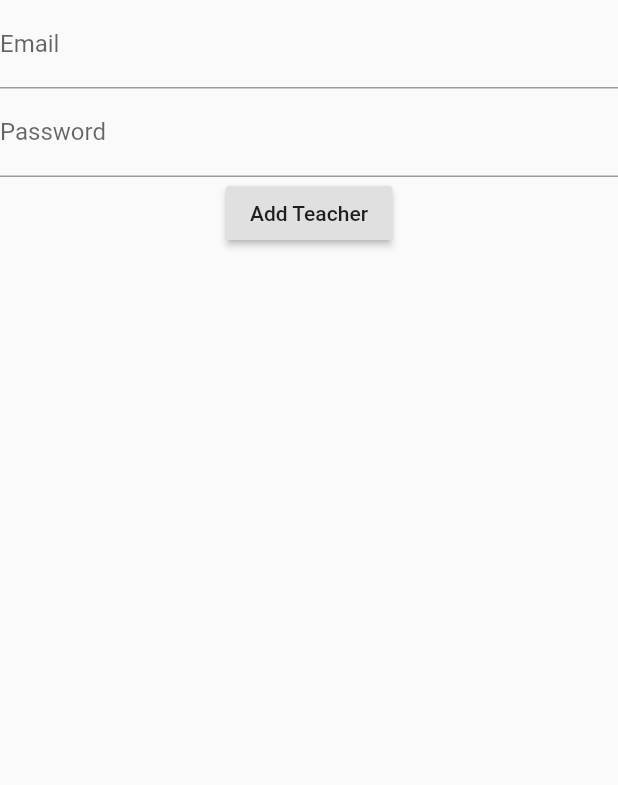
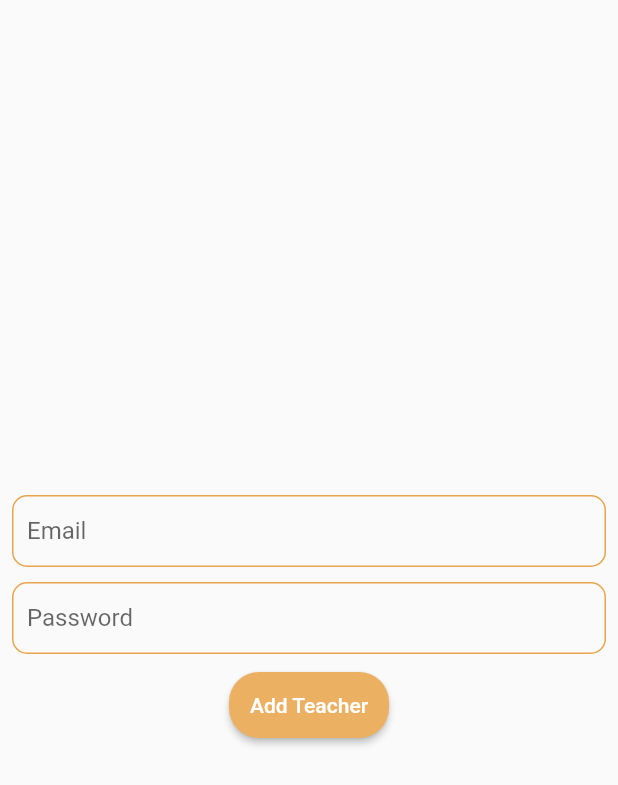
Before and after one commit to codersanket/CupAdmin, a Flutter app: the AdminHome screen opened directly, after a tap on "Creat Users", on a phone screen of 412 x 824 dp. Shown: the top 785 px of the screen. Run offline on Flutter 3.47's test engine with Material 2 defaults, Android fonts, the phone set to English and light mode, and no system bars; our stand-ins replace cloud_firestore, file_picker, firebase_auth, firebase_core, firebase_storage; missing offline and left inert: syncfusion_flutter_pdfviewer; accounts and stored records are empty.

Commit message:
redesigned new screens

```diff
--- /dev/null
+++ b/lib/Screens/Admin/addButtons.dart
@@ -0,0 +1,26 @@
+import 'package:flutter/material.dart';
+import 'package:cupadmin/Screens/Admin/add.dart';
+
+class AddButtons extends StatelessWidget {
+  final String labelText;
+  final String addText;
+
+  AddButtons(this.labelText,this.addText);
+  @override
+  Widget build(BuildContext context) {
+    return Container(
+                 height: MediaQuery.of(context).size.height * 0.07,
+                width: double.infinity,
+                child: RaisedButton(
+                  color: Color(0XFFecb063),
+                 shape: RoundedRectangleBorder(
+                    borderRadius: BorderRadius.circular(10)),
+                  onPressed: () {
+                    Navigator.of(context).push(MaterialPageRoute(
+                        builder: (context) => add(label: labelText)));
+                  },
+                  child: Text(addText,style: TextStyle(color: Colors.white,fontSize: 17),),
+                ),
+              );
+  }
+}
--- a/lib/Screens/Admin/admin.dart
+++ b/lib/Screens/Admin/admin.dart
@@ -1,44 +1,57 @@
-import 'package:cupadmin/Screens/Admin/add.dart';
 import 'package:cupadmin/Screens/Admin/createUser.dart';
 import 'package:flutter/material.dart';
+import 'package:cupadmin/Screens/Admin/addButtons.dart';
+
 class AdminHome extends StatelessWidget {
   @override
   Widget build(BuildContext context) {
     return Scaffold(
+      backgroundColor: Color(0xFFfcf3e8),
       body: Container(
+        child: Padding(
+          padding: const EdgeInsets.all(8.0),
           child: Column(
-          children:[
-            RaisedButton(
-              onPressed: (){
-                 Navigator.of(context).push(MaterialPageRoute(builder: (context)=>add(label:"University")));
+            children: [
+              AddButtons("University", "Add University"),
+              SizedBox(
+                height: 10,
+              ),
+              AddButtons("Course", "Add Course"),
+              SizedBox(
+                height: 10,
+              ),
+              AddButtons("Semester", "Add Semester"),
+              SizedBox(
+                height: 10,
+              ),
+              AddButtons("Subjects", "Add Subjects"),
+              SizedBox(
+                height: 10,
+              ),
+              Container(
+                height: MediaQuery.of(context).size.height * 0.07,
+                width: double.infinity,
+                child: RaisedButton(
+                  color: Color(0XFFecb063),
+                  shape: RoundedRectangleBorder(
+                      borderRadius: BorderRadius.circular(10)),
+                  onPressed: () {
+                    Navigator.of(context).push(
+                        MaterialPageRoute(builder: (context) => createUser()));
                   },
-              child: Text("Add University"),
+                  child: Text(
+                    "Creat Users",
+                    style: TextStyle(color: Colors.white, fontSize: 17),
                   ),
-              RaisedButton(
-              onPressed: (){
-                Navigator.of(context).push(MaterialPageRoute(builder: (context)=>add(label:"Semester")));
-              },
-              child: Text("Add Semester"),
-            ), RaisedButton(
-              onPressed: (){
-                Navigator.of(context).push(MaterialPageRoute(builder: (context)=>add(label:"Subjects")));
-              },
-              child: Text("Add Subject"),
-            ), RaisedButton(
-              onPressed: (){
-                 Navigator.of(context).push(MaterialPageRoute(builder: (context)=>add(label:"Course")));
-              },
-              child: Text("Add Course"),
                 ),
-            RaisedButton(onPressed: (){
-             Navigator.of(context).push(MaterialPageRoute(builder: (context)=>createUser()));
-            },child: Text("Creat Users"),)
+              )
             ],
             mainAxisSize: MainAxisSize.max,
             mainAxisAlignment: MainAxisAlignment.center,
             crossAxisAlignment: CrossAxisAlignment.center,
           ),
         ),
+      ),
     );
   }
 }
--- a/lib/Screens/Admin/createUser.dart
+++ b/lib/Screens/Admin/createUser.dart
@@ -1,37 +1,88 @@
 import 'package:cloud_firestore/cloud_firestore.dart';
 import 'package:firebase_auth/firebase_auth.dart';
 import 'package:flutter/material.dart';
+
 class createUser extends StatelessWidget {
-
-  user(email,password)async{
-    try{
-      await FirebaseAuth.instance.createUserWithEmailAndPassword(email: email, password: password).then((value) => FirebaseFirestore.instance.collection("Users").doc(value.user.uid).set({
-      "role":"Teacher"
-    }));
-    }on FirebaseAuthException catch(e){
-      _key.currentState.showSnackBar(SnackBar(content: Text(e.message),));
+  user(email, password) async {
+    try {
+      await FirebaseAuth.instance
+          .createUserWithEmailAndPassword(email: email, password: password)
+          .then((value) => FirebaseFirestore.instance
+              .collection("Users")
+              .doc(value.user.uid)
+              .set({"role": "Teacher"}));
+    } on FirebaseAuthException catch (e) {
+      _key.currentState.showSnackBar(SnackBar(
+        content: Text(e.message),
+      ));
     }
   }
-  GlobalKey<ScaffoldState> _key=GlobalKey();
-  TextEditingController _email=TextEditingController();
-  TextEditingController _password=TextEditingController();
+
+  GlobalKey<ScaffoldState> _key = GlobalKey();
+  TextEditingController _email = TextEditingController();
+  TextEditingController _password = TextEditingController();
   @override
   Widget build(BuildContext context) {
     return Scaffold(
       key: _key,
-      body: Column(
+      body: Container(
+        height: MediaQuery.of(context).size.height,
+        width: MediaQuery.of(context).size.width,
+        child: Padding(
+          padding: const EdgeInsets.all(8.0),
+          child: Column(
+            mainAxisAlignment: MainAxisAlignment.center,
             children: [
               TextField(
                 controller: _email,
-            decoration: InputDecoration(labelText: "Email"),
+                decoration: InputDecoration(
+                  labelText: "Email",
+                  contentPadding: new EdgeInsets.symmetric(
+                      vertical: 12.0, horizontal: 10.0),
+                  enabledBorder: OutlineInputBorder(
+                    borderRadius: BorderRadius.all(Radius.circular(10.0)),
+                    borderSide: BorderSide(color: Color(0xFFe9a54d)),
+                  ),
+                  focusedBorder: OutlineInputBorder(
+                    borderRadius: BorderRadius.all(Radius.circular(10.0)),
+                    borderSide: BorderSide(color: Color(0xFFe9a54d)),
+                  ),
+                ),
+              ),
+              SizedBox(
+                height: 10,
               ),
               TextField(
                 controller: _password,
-            decoration: InputDecoration(labelText: "Password"),
+                decoration: InputDecoration(
+                  labelText: "Password",
+                  contentPadding: new EdgeInsets.symmetric(
+                      vertical: 12.0, horizontal: 10.0),
+                  enabledBorder: OutlineInputBorder(
+                    borderRadius: BorderRadius.all(Radius.circular(10.0)),
+                    borderSide: BorderSide(color: Color(0xFFe9a54d)),
                   ),
-          RaisedButton(onPressed: ()=>user(_email.text.trim(), _password.text.trim()),child: Text("Add Teacher"),)
+                  focusedBorder: OutlineInputBorder(
+                    borderRadius: BorderRadius.all(Radius.circular(10.0)),
+                    borderSide: BorderSide(color: Color(0xFFe9a54d)),
+                  ),
+                ),
+              ),
+              SizedBox(
+                height: 10,
+              ),
+              RaisedButton(
+                padding: EdgeInsets.fromLTRB(14, 14, 14, 14),
+                color: Color(0XFFecb063),
+                shape: RoundedRectangleBorder(
+                    borderRadius: BorderRadius.circular(20)),
+                onPressed: () =>
+                    user(_email.text.trim(), _password.text.trim()),
+                child: Text("Add Teacher",style: TextStyle(color: Colors.white),),
+              )
             ],
-
+          ),
+        ),
       ),
     );
   }
--- a/pubspec.yaml
+++ b/pubspec.yaml
@@ -52,8 +52,8 @@ flutter:
   uses-material-design: true
 
   # To add assets to your application, add an assets section, like this:
-  # assets:
-  #   - images/a_dot_burr.jpeg
+  assets:
+    - assets/images/
   #   - images/a_dot_ham.jpeg
 
   # An image asset can refer to one or more resolution-specific "variants", see
```
Also changed, not shown: lib/Screens/Admin/add.dart (+49 -18 lines), lib/Screens/Home/home.dart (+51 -41 lines), lib/Services/addFile.dart (+36 -14 lines), assets/images/logo.png (added), pubspec.lock. Lines whose indentation alone changed are shown as unchanged.
